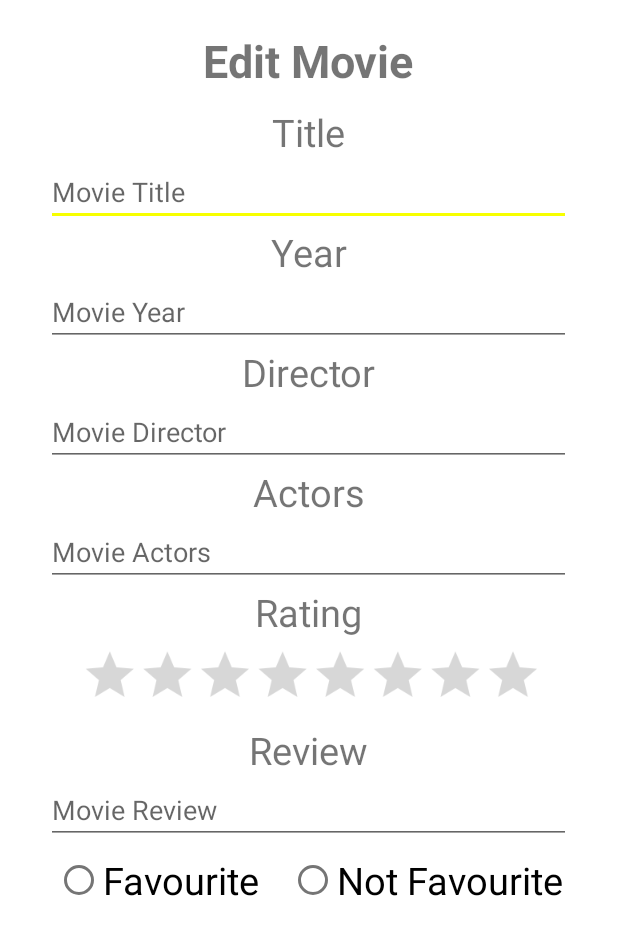
After one commit to DilanJT/THEATERBUZZ, an Android app: the layout edit_movie_dialog.xml on its own in the app's theme, with its tools: preview values and no code run, on a phone screen of 412 x 824 dp. The commit adds this screen. Shown: the top 935 px of the screen. Run offline under Robolectric (Android 15) with nearby library versions, the phone set to English and light mode, and no system bars.

Commit message:
started to code edit text activity

```diff
--- /dev/null
+++ b/app/src/main/res/layout/edit_movie_dialog.xml
@@ -0,0 +1,150 @@
+<?xml version="1.0" encoding="utf-8"?>
+<RelativeLayout xmlns:android="http://schemas.android.com/apk/res/android"
+    android:padding="16dp"
+    android:layout_width="match_parent" android:layout_height="match_parent">
+
+    <ScrollView
+        android:id="@+id/scrollView2"
+        android:layout_width="match_parent"
+        android:layout_height="match_parent"
+        android:layout_marginTop="4dp">
+
+        <LinearLayout
+            android:layout_width="match_parent"
+            android:layout_height="match_parent"
+            android:gravity="center_horizontal"
+            android:orientation="vertical">
+
+            <TextView
+                android:id="@+id/texttitleEdit"
+                android:layout_width="wrap_content"
+                android:layout_height="wrap_content"
+                android:layout_marginBottom="10dp"
+                android:text="Edit Movie"
+                android:textSize="30sp"
+                android:textStyle="bold" />
+
+            <TextView
+                android:id="@+id/texttitle"
+                android:layout_width="wrap_content"
+                android:layout_height="wrap_content"
+                android:text="Title"
+                android:textSize="25sp" />
+
+            <EditText
+                android:id="@+id/registerEditTitle"
+                android:layout_width="350dp"
+                android:layout_height="wrap_content"
+                android:ems="10"
+                android:hint="Movie Title"
+                android:inputType="textPersonName"
+                android:text="" />
+
+            <TextView
+                android:id="@+id/textyear"
+                android:layout_width="wrap_content"
+                android:layout_height="wrap_content"
+                android:text="Year"
+                android:textSize="25sp" />
+
+            <EditText
+                android:id="@+id/registerEditYear"
+                android:layout_width="350dp"
+                android:layout_height="wrap_content"
+                android:ems="10"
+                android:hint="Movie Year"
+                android:inputType="number"
+                android:text="" />
+
+            <TextView
+                android:id="@+id/textEditdirector"
+                android:layout_width="wrap_content"
+                android:layout_height="wrap_content"
+                android:text="Director"
+                android:textSize="25sp" />
+
+            <EditText
+                android:id="@+id/registerEditDirector"
+                android:layout_width="350dp"
+                android:layout_height="wrap_content"
+                android:ems="10"
+                android:hint="Movie Director"
+                android:inputType="textPersonName"
+                android:text="" />
+
+            <TextView
+                android:id="@+id/textactors"
+                android:layout_width="wrap_content"
+                android:layout_height="wrap_content"
+                android:text="Actors"
+                android:textSize="25sp" />
+
+            <EditText
+                android:id="@+id/registerEditActors"
+                android:layout_width="350dp"
+                android:layout_height="wrap_content"
+                android:ems="10"
+                android:hint="Movie Actors"
+                android:inputType="textPersonName"
+                android:text="" />
+
+            <TextView
+                android:id="@+id/textEditrating"
+                android:layout_width="wrap_content"
+                android:layout_height="wrap_content"
+                android:text="Rating"
+                android:textSize="25sp" />
+
+            <RatingBar
+                android:id="@+id/ratingBar"
+                android:layout_width="match_parent"
+                android:layout_height="wrap_content"
+                android:numStars="10"
+                android:scaleX="0.8"
+                android:scaleY="0.8" />
+
+            <TextView
+                android:id="@+id/textreview"
+                android:layout_width="wrap_content"
+                android:layout_height="wrap_content"
+                android:text="Review"
+                android:textSize="25sp" />
+
+            <EditText
+                android:id="@+id/registerEditreview"
+                android:layout_width="350dp"
+                android:layout_height="wrap_content"
+                android:ems="10"
+                android:hint="Movie Review"
+                android:inputType="textPersonName"
+                android:text="" />
+
+            <RadioGroup
+                android:id="@+id/is_favourite_radio"
+                android:layout_width="match_parent"
+                android:layout_height="match_parent"
+                android:layout_gravity="center_horizontal"
+                android:gravity="center|center_horizontal"
+                android:orientation="horizontal">
+
+                <RadioButton
+                    android:id="@+id/favRadio"
+                    android:layout_marginRight="10dp"
+                    android:layout_width="wrap_content"
+                    android:layout_height="wrap_content"
+                    android:text="Favourite"
+                    android:textSize="25sp" />
+
+                <RadioButton
+                    android:id="@+id/notfavRadio"
+                    android:layout_marginLeft="10dp"
+                    android:layout_width="wrap_content"
+                    android:layout_height="wrap_content"
+                    android:text="Not Favourite"
+                    android:textSize="25sp" />
+            </RadioGroup>
+
+        </LinearLayout>
+    </ScrollView>
+
+</RelativeLayout>
--- a/app/src/main/res/values/strings.xml
+++ b/app/src/main/res/values/strings.xml
@@ -3,4 +3,5 @@
     <string name="register_movie">Register Movie</string>
     <string name="display_movie">Display Movie</string>
     <string name="favourite_movies">Favourite Movies</string>
+    <string name="edit_movies">Edit Movies</string>
 </resources>
```
Also changed, not shown: app/src/main/java/com/example/theaterbuzz/EditMovieDialog.java (added, +64 -0 lines), app/src/main/java/com/example/theaterbuzz/EditMoviesActivity.java (+54 -0 lines), app/src/main/res/layout/activity_edit_movies.xml (+30 -0 lines).
